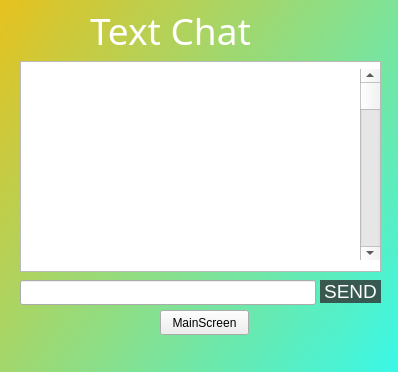
NicolasDuciaume/SpeechBot, file ui updated/textChatBot.ui: the form before one commit.
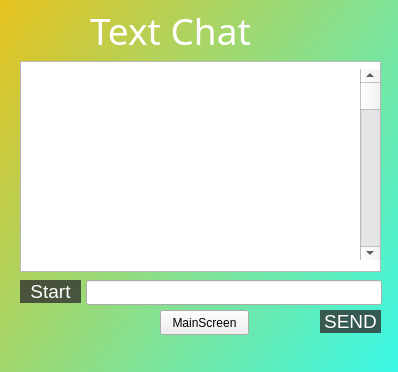
The form after the commit.

```diff
--- a/ui updated/textChatBot.ui
+++ b/ui updated/textChatBot.ui
@@ -67,12 +67,47 @@
     </font>
    </property>
   </widget>
-  <widget class="QLineEdit" name="sendtext">
+  <widget class="QPushButton" name="start">
    <property name="geometry">
     <rect>
      <x>20</x>
      <y>280</y>
-     <width>296</width>
+     <width>61</width>
+     <height>23</height>
+    </rect>
+   </property>
+   <property name="sizePolicy">
+    <sizepolicy hsizetype="Minimum" vsizetype="Fixed">
+     <horstretch>0</horstretch>
+     <verstretch>0</verstretch>
+    </sizepolicy>
+   </property>
+   <property name="font">
+    <font>
+     <family>Arial</family>
+     <pointsize>14</pointsize>
+     <weight>50</weight>
+     <italic>false</italic>
+     <bold>false</bold>
+    </font>
+   </property>
+   <property name="styleSheet">
+    <string notr="true">color: rgb(255, 255, 255);
+background-color: rgba(47, 47, 47,200);
+border: none;
+border-radius:25px;
+font: 14pt &quot;Arial&quot;;</string>
+   </property>
+   <property name="text">
+    <string>Start</string>
+   </property>
+  </widget>
+  <widget class="QLineEdit" name="sendtext">
+   <property name="geometry">
+    <rect>
+     <x>86</x>
+     <y>280</y>
+     <width>215</width>
      <height>25</height>
     </rect>
    </property>
@@ -96,7 +131,7 @@
    <property name="geometry">
     <rect>
      <x>320</x>
-     <y>280</y>
+     <y>310</y>
      <width>61</width>
      <height>23</height>
     </rect>
```
